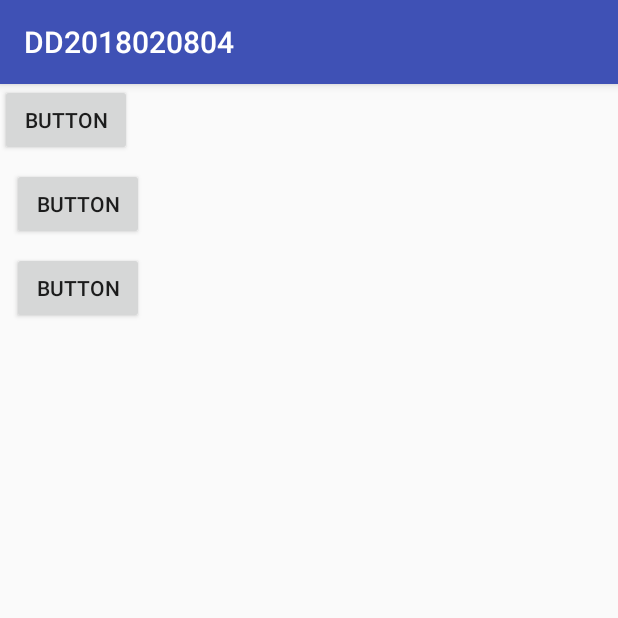
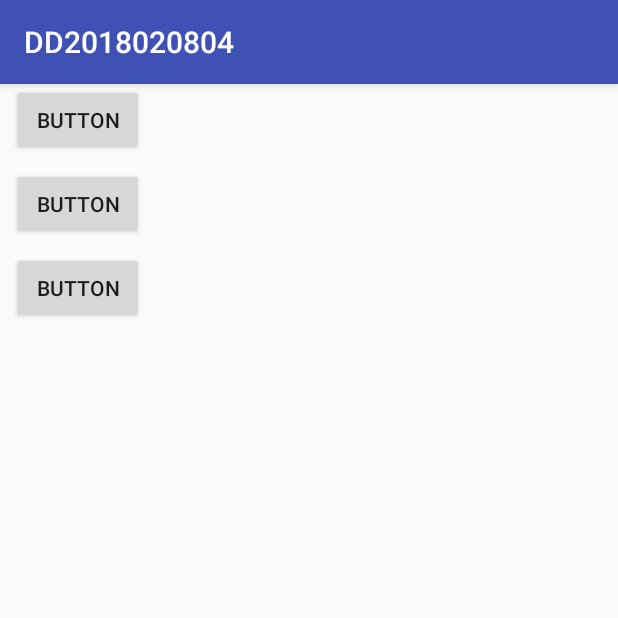
Before and after one commit to kcli2412/DD2018020804, an Android app: the screen it shows after launch (MainActivity), after a tap on "BUTTON", on a phone screen of 412 x 824 dp, the top half of it. Run offline under Robolectric (Android 15) with nearby library versions, the phone set to English and light mode, and no system bars.

```diff
--- a/app/src/main/java/com/example/student/dd2018020804/MainActivity.java
+++ b/app/src/main/java/com/example/student/dd2018020804/MainActivity.java
@@ -20,7 +20,7 @@ public class MainActivity extends AppCompatActivity {
     public void click1(View v)
     {
         IntentFilter filter = new IntentFilter();
-        filter.addAction("myaction");
+        filter.addAction(Intent.ACTION_SCREEN_ON);
         filter.setPriority(500);
         registerReceiver(receiver, filter);
     }
--- a/app/src/main/java/com/example/student/dd2018020804/MyReceiver.java
+++ b/app/src/main/java/com/example/student/dd2018020804/MyReceiver.java
@@ -11,6 +11,6 @@ public class MyReceiver extends BroadcastReceiver {
     public void onReceive(Context context, Intent intent) {
         // TODO: This method is called when the BroadcastReceiver is receiving
         // an Intent broadcast.
-        Log.d("REC", "onReceive: ");
+        Log.d("REC", "DD2018020804 onReceive: ");
     }
 }
--- a/app/src/main/res/layout/activity_main.xml
+++ b/app/src/main/res/layout/activity_main.xml
@@ -10,9 +10,10 @@
         android:id="@+id/button"
         android:layout_width="wrap_content"
         android:layout_height="wrap_content"
+        android:layout_marginStart="8dp"
         android:onClick="click1"
         android:text="Button"
-        tools:layout_editor_absoluteX="8dp"
+        app:layout_constraintStart_toStartOf="parent"
         tools:layout_editor_absoluteY="8dp" />
 
     <Button
```
Also changed, not shown: app/src/main/AndroidManifest.xml (+6 -1 lines).
